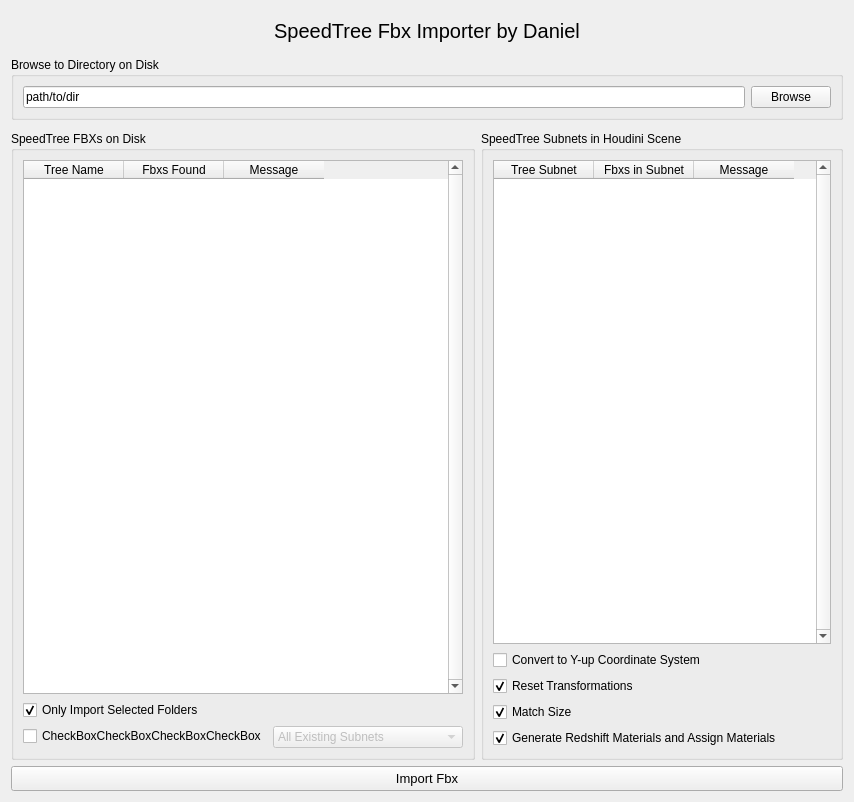
First picture: the form in SpeedTreeAssetGenerator/SpeedTreeImportFbxUI.ui, repository danieltslee/SpeedTreeFbxImporter, before the edit.
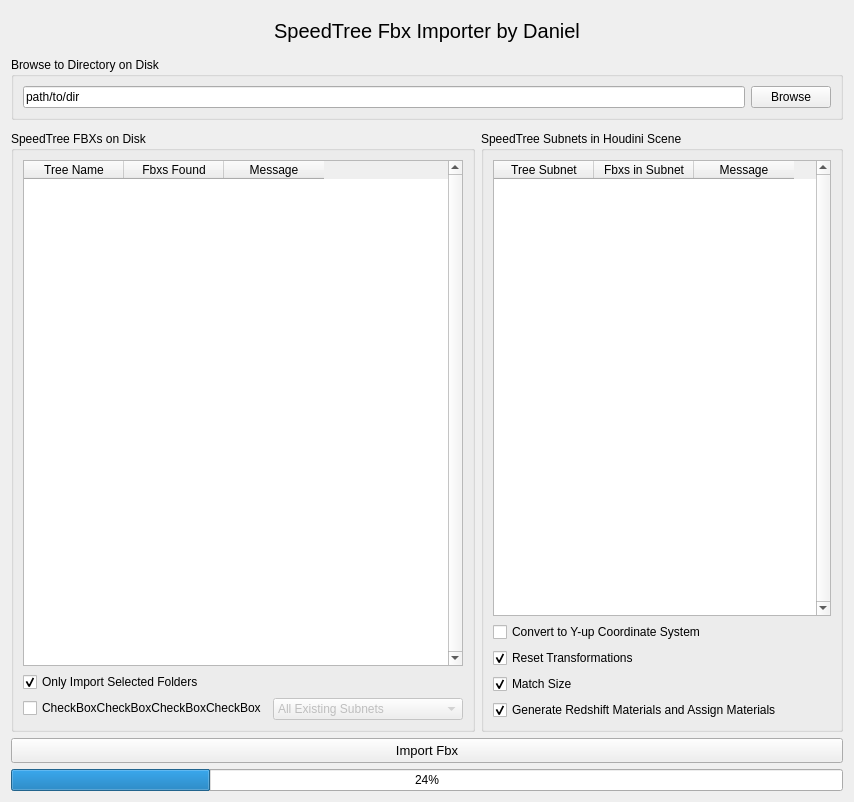
Second picture: the form after the edit.

Commit message: Added demo progress bar

```diff
--- a/SpeedTreeAssetGenerator/SpeedTreeImportFbxUI.ui
+++ b/SpeedTreeAssetGenerator/SpeedTreeImportFbxUI.ui
@@ -457,6 +457,13 @@
      </property>
     </widget>
    </item>
+   <item>
+    <widget class="QProgressBar" name="progressBar">
+     <property name="value">
+      <number>24</number>
+     </property>
+    </widget>
+   </item>
   </layout>
  </widget>
  <resources/>
```
The commit also changes 1 other file.
